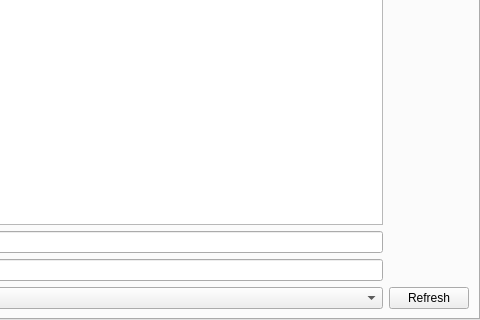
Old version of the form application/pages/instance/ServersPage.ui in the repository FreesmTeam/FreesmLauncher; both pictures show x 226 to 706 and y 255 to 575 of the 706 by 575 pixel window.
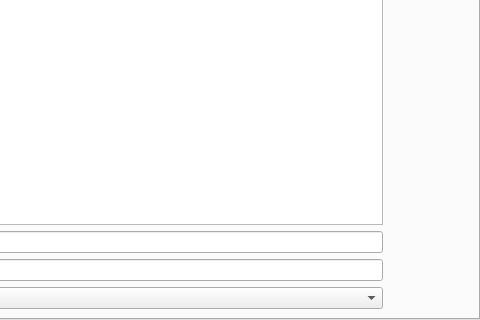
New version of the form.

Commit message: NOISSUE remove refresh button from servers page

```diff
--- a/application/pages/instance/ServersPage.ui
+++ b/application/pages/instance/ServersPage.ui
@@ -175,13 +175,6 @@
            </property>
           </spacer>
          </item>
-         <item>
-          <widget class="QPushButton" name="refreshBtn">
-           <property name="text">
-            <string>Refresh</string>
-           </property>
-          </widget>
-         </item>
         </layout>
        </item>
       </layout>
```
Left out of the diff: 1 changed line with no effect on the pictures. The commit also changes 2 other files.
